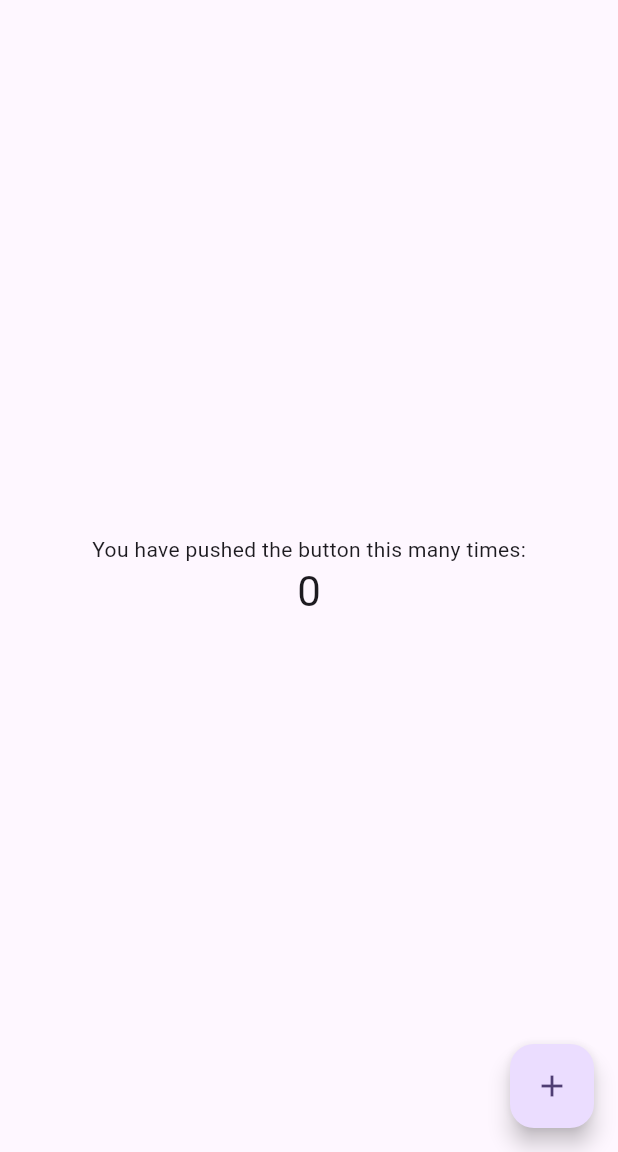
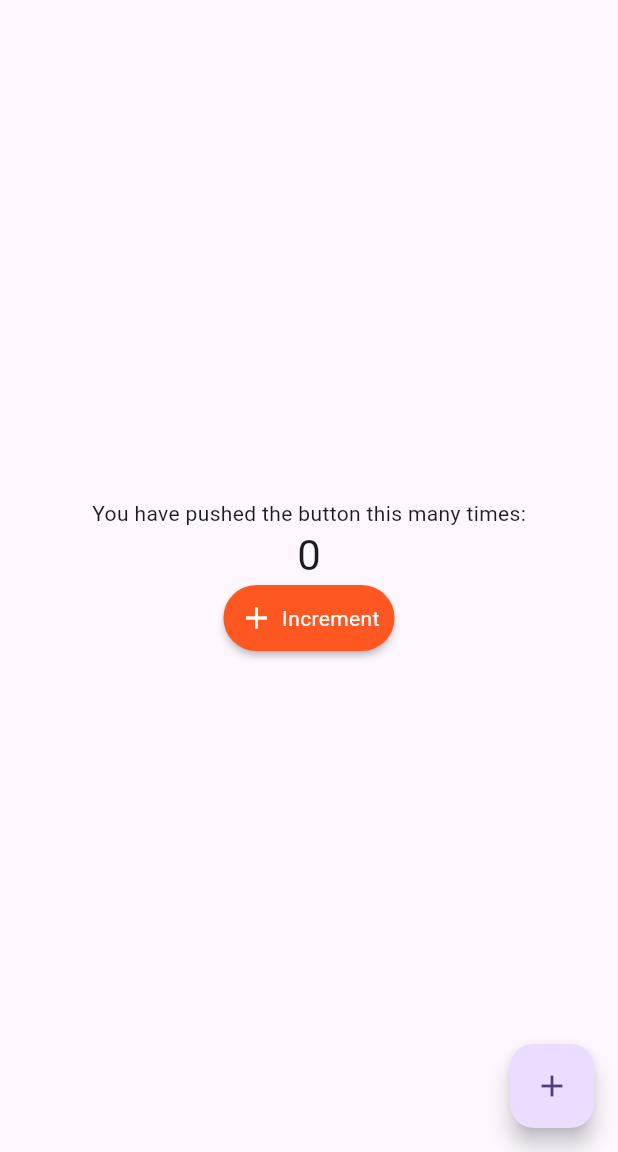
Before and after one commit to Code-Cats-Mel/fancy_button, a Flutter app: the screen it shows after launch, on a phone screen of 412 x 824 dp, the part 84-1236 px from its top. Run offline on Flutter 3.47's test engine with Material 3 defaults, Android fonts, the phone set to English and light mode, and no system bars.

Commit message:
simple button

```diff
--- a/example/lib/main.dart
+++ b/example/lib/main.dart
@@ -1,3 +1,4 @@
+import 'package:fancy_button/fancy_button.dart';
 import 'package:flutter/material.dart';
 
 void main() {
@@ -13,21 +14,6 @@ class MyApp extends StatelessWidget {
     return MaterialApp(
       title: 'Flutter Demo',
       theme: ThemeData(
-        // This is the theme of your application.
-        //
-        // TRY THIS: Try running your application with "flutter run". You'll see
-        // the application has a purple toolbar. Then, without quitting the app,
-        // try changing the seedColor in the colorScheme below to Colors.green
-        // and then invoke "hot reload" (save your changes or press the "hot
-        // reload" button in a Flutter-supported IDE, or press "r" if you used
-        // the command line to start the app).
-        //
-        // Notice that the counter didn't reset back to zero; the application
-        // state is not lost during the reload. To reset the state, use hot
-        // restart instead.
-        //
-        // This works for code too, not just values: Most code changes can be
-        // tested with just a hot reload.
         colorScheme: ColorScheme.fromSeed(seedColor: Colors.deepPurple),
         useMaterial3: true,
       ),
@@ -38,15 +24,6 @@ class MyApp extends StatelessWidget {
 
 class MyHomePage extends StatefulWidget {
   const MyHomePage({super.key, required this.title});
-
-  // This widget is the home page of your application. It is stateful, meaning
-  // that it has a State object (defined below) that contains fields that affect
-  // how it looks.
-
-  // This class is the configuration for the state. It holds the values (in this
-  // case the title) provided by the parent (in this case the App widget) and
-  // used by the build method of the State. Fields in a Widget subclass are
-  // always marked "final".
 
   final String title;
 
@@ -59,50 +36,19 @@ class _MyHomePageState extends State<MyHomePage> {
 
   void _incrementCounter() {
     setState(() {
-      // This call to setState tells the Flutter framework that something has
-      // changed in this State, which causes it to rerun the build method below
-      // so that the display can reflect the updated values. If we changed
-      // _counter without calling setState(), then the build method would not be
-      // called again, and so nothing would appear to happen.
       _counter++;
     });
   }
 
   @override
   Widget build(BuildContext context) {
-    // This method is rerun every time setState is called, for instance as done
-    // by the _incrementCounter method above.
-    //
-    // The Flutter framework has been optimized to make rerunning build methods
-    // fast, so that you can just rebuild anything that needs updating rather
-    // than having to individually change instances of widgets.
     return Scaffold(
       appBar: AppBar(
-        // TRY THIS: Try changing the color here to a specific color (to
-        // Colors.amber, perhaps?) and trigger a hot reload to see the AppBar
-        // change color while the other colors stay the same.
         backgroundColor: Theme.of(context).colorScheme.inversePrimary,
-        // Here we take the value from the MyHomePage object that was created by
-        // the App.build method, and use it to set our appbar title.
         title: Text(widget.title),
       ),
       body: Center(
-        // Center is a layout widget. It takes a single child and positions it
-        // in the middle of the parent.
         child: Column(
-          // Column is also a layout widget. It takes a list of children and
-          // arranges them vertically. By default, it sizes itself to fit its
-          // children horizontally, and tries to be as tall as its parent.
-          //
-          // Column has various properties to control how it sizes itself and
-          // how it positions its children. Here we use mainAxisAlignment to
-          // center the children vertically; the main axis here is the vertical
-          // axis because Columns are vertical (the cross axis would be
-          // horizontal).
-          //
-          // TRY THIS: Invoke "debug painting" (choose the "Toggle Debug Paint"
-          // action in the IDE, or press "p" in the console), to see the
-          // wireframe for each widget.
           mainAxisAlignment: MainAxisAlignment.center,
           children: <Widget>[
             const Text(
@@ -112,6 +58,10 @@ class _MyHomePageState extends State<MyHomePage> {
               '$_counter',
               style: Theme.of(context).textTheme.headlineMedium,
             ),
+            FancyButton(
+              onPressed: _incrementCounter,
+              label: 'Increment',
+            ),
           ],
         ),
       ),
@@ -119,7 +69,7 @@ class _MyHomePageState extends State<MyHomePage> {
         onPressed: _incrementCounter,
         tooltip: 'Increment',
         child: const Icon(Icons.add),
-      ), // This trailing comma makes auto-formatting nicer for build methods.
+      ),
     );
   }
 }
--- a/lib/fancy_button.dart
+++ b/lib/fancy_button.dart
@@ -1,7 +1,40 @@
 library fancy_button;
 
-/// A Calculator.
-class Calculator {
-  /// Returns [value] plus 1.
-  int addOne(int value) => value + 1;
+import 'package:flutter/material.dart';
+
+class FancyButton extends StatelessWidget {
+  final GestureTapCallback? onPressed;
+  final String label;
+
+  FancyButton({this.onPressed, required this.label});
+
+  @override
+  Widget build(BuildContext context) {
+    return RawMaterialButton(
+      fillColor: Colors.deepOrange,
+      splashColor: Colors.orange,
+      child: Padding(
+        padding: EdgeInsets.all(10.0),
+        child: Row(
+          mainAxisSize: MainAxisSize.min,
+          children: <Widget>[
+            Icon(
+              Icons.add,
+              color: Colors.white,
+            ),
+            SizedBox(
+              width: 5.0,
+            ),
+            Text(
+              label,
+              maxLines: 1,
+              style: TextStyle(color: Colors.white),
+            ),
+          ],
+        ),
+      ),
+      onPressed: onPressed,
+      shape: const StadiumBorder(),
+    );
+  }
 }
```
Also changed, not shown: example/pubspec.yaml (+4 -67 lines), pubspec.yaml (+1 -36 lines), example/pubspec.lock.
